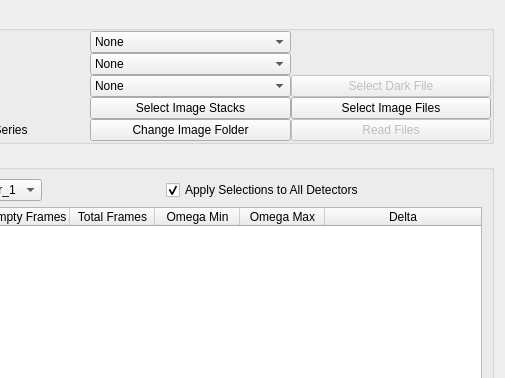
HEXRD/hexrdgui, file hexrd/ui/resources/ui/load_panel.ui: the form before one commit; both pictures show x 124 to 629 and y 0 to 378 of the 629 by 578 pixel window.
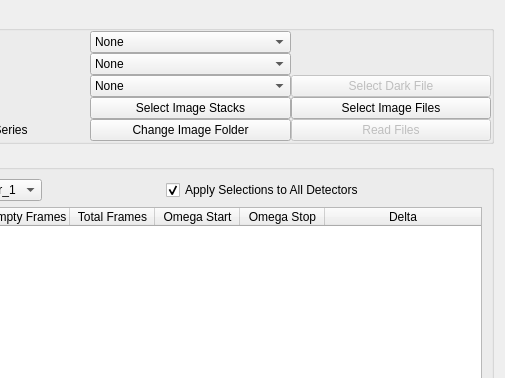
The form after the commit.

Commit message:
Update load panel table
Change omega min and max to start and stop and update total frames to take into
account the number of empty frames.

What changed in the file:
```diff
--- a/hexrd/ui/resources/ui/load_panel.ui
+++ b/hexrd/ui/resources/ui/load_panel.ui
@@ -325,12 +325,12 @@
         </column>
         <column>
          <property name="text">
-          <string>Omega Min</string>
+          <string>Omega Start</string>
          </property>
         </column>
         <column>
          <property name="text">
-          <string>Omega Max</string>
+          <string>Omega Stop</string>
          </property>
         </column>
         <column>
```
The commit also changes 1 other file.
